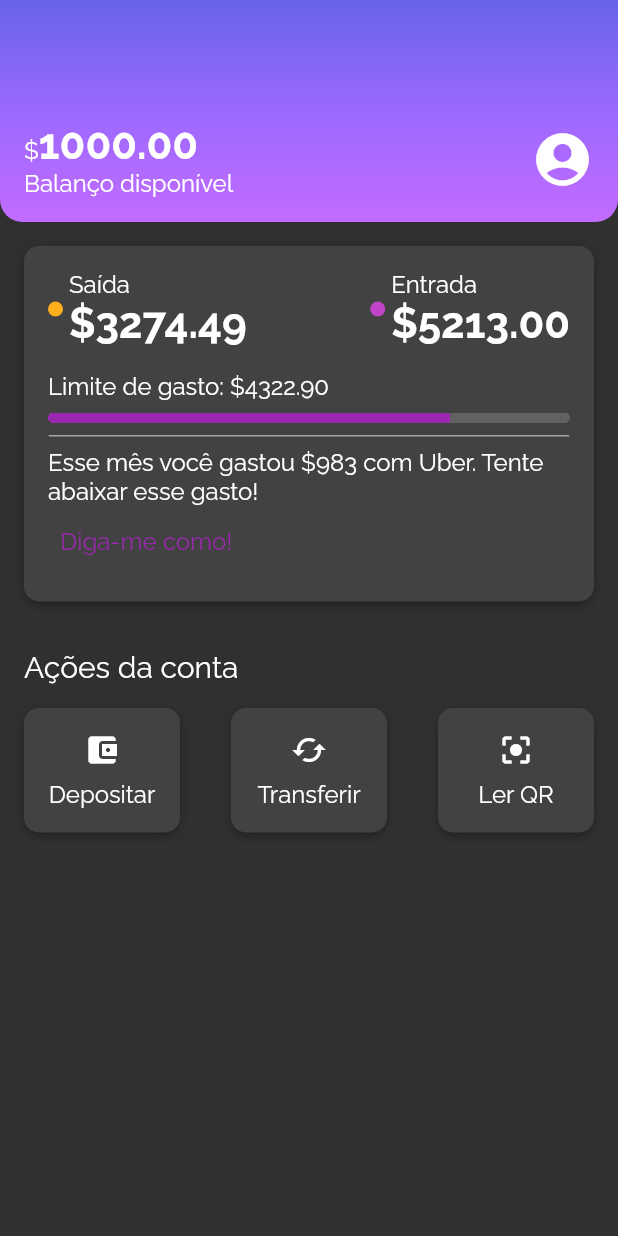
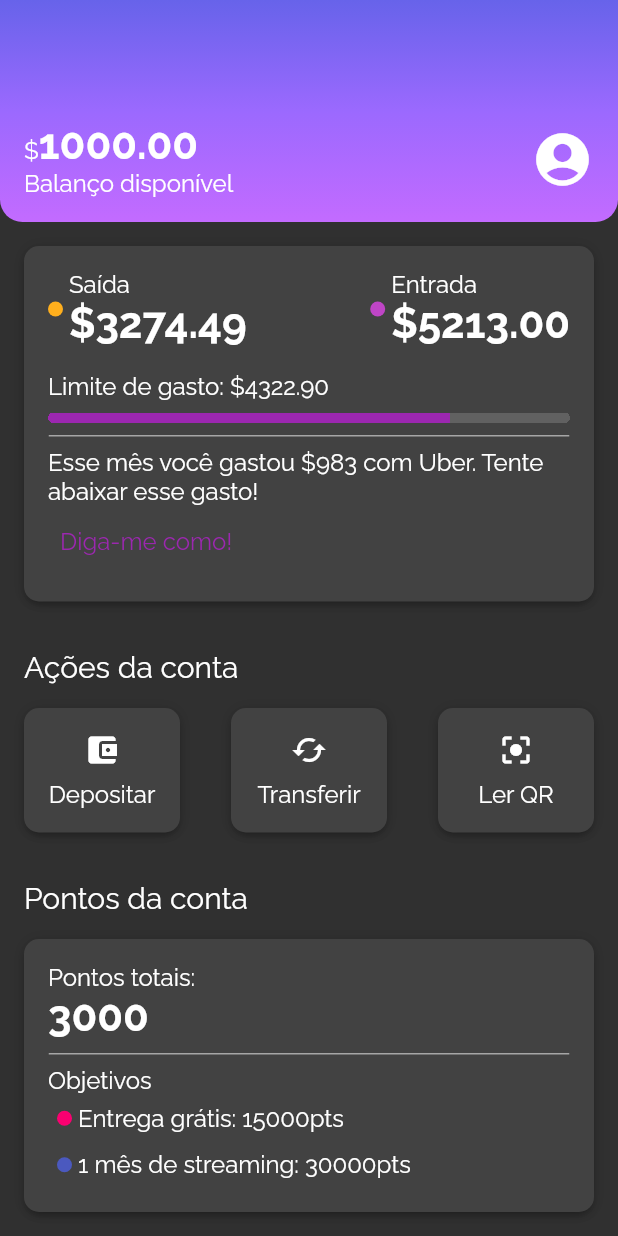
Before and after one commit to VictorGRamos/Bank_APP, a Flutter app: the screen it shows after launch, on a phone screen of 412 x 824 dp. Run offline on Flutter 3.47's test engine with Material 2 defaults, Android fonts, the phone set to English and light mode, and no system bars.

Commit message:
Design final

```diff
--- a/lib/components/sections/account_actions.dart
+++ b/lib/components/sections/account_actions.dart
@@ -1,7 +1,5 @@
 import 'package:alubank/components/box_card.dart';
 import 'package:flutter/material.dart';
-import 'package:flutter/src/widgets/framework.dart';
-import 'package:flutter/src/widgets/placeholder.dart';
 
 class AccountActions extends StatelessWidget {
   const AccountActions({super.key});
@@ -9,7 +7,7 @@ class AccountActions extends StatelessWidget {
   @override
   Widget build(BuildContext context) {
     return Padding(
-      padding: EdgeInsets.all(16),
+      padding: const EdgeInsets.all(16),
       child: Column(
         crossAxisAlignment: CrossAxisAlignment.start,
         children: [
@@ -62,11 +60,11 @@ class _AccountActionsContent extends StatelessWidget {
   final Icon icon;
   final String text;
   const _AccountActionsContent(
-      {super.key, required this.icon, required this.text});
+      {required this.icon, required this.text});
 
   @override
   Widget build(BuildContext context) {
-    return Container(
+    return SizedBox(
       width: 72,
       child: Column(
         children: [
--- /dev/null
+++ b/lib/components/sections/account_points.dart
@@ -0,0 +1,82 @@
+import 'package:alubank/components/box_card.dart';
+import 'package:alubank/components/color_dot.dart';
+import 'package:alubank/components/content_division.dart';
+import 'package:alubank/themes/theme_colors.dart';
+import 'package:flutter/material.dart';
+
+class AccountPoints extends StatelessWidget {
+  const AccountPoints({super.key});
+
+  @override
+  Widget build(BuildContext context) {
+    return Padding(
+      padding: const EdgeInsets.all(16.0),
+      child: Column(
+        crossAxisAlignment: CrossAxisAlignment.start,
+        children: [
+          Padding(
+            padding: const EdgeInsets.only(bottom: 16.0),
+            child: Text(
+              'Pontos da conta',
+              style: Theme.of(context).textTheme.titleMedium,
+            ),
+          ),
+          const BoxCard(
+            boxContent: _AccountPoints(),
+          ),
+        ],
+      ),
+    );
+  }
+}
+
+class _AccountPoints extends StatelessWidget {
+  const _AccountPoints();
+
+  @override
+  Widget build(BuildContext context) {
+    return Column(
+      crossAxisAlignment: CrossAxisAlignment.start,
+      children: [
+        const Text("Pontos totais:"),
+        Text(
+          "3000",
+          style: Theme.of(context).textTheme.bodyLarge,
+        ),
+        const Padding(
+          padding: EdgeInsets.only(top: 8, bottom: 8),
+          child: ContentDivision(),
+        ),
+        const Text("Objetivos"),
+        Padding(
+          padding: const EdgeInsets.all(6.0),
+          child: Row(
+            children: [
+              Padding(
+                padding: const EdgeInsets.only(right: 4.0),
+                child: ColorDot(
+                  color: ThemeColors.accountPoints['objective1'],
+                ),
+              ),
+              const Text("Entrega grátis: 15000pts"),
+            ],
+          ),
+        ),
+        Padding(
+          padding: const EdgeInsets.all(6.0),
+          child: Row(
+            children: [
+              Padding(
+                padding: const EdgeInsets.only(right: 4.0),
+                child: ColorDot(
+                  color: ThemeColors.accountPoints['objective2'],
+                ),
+              ),
+              const Text("1 mês de streaming: 30000pts"),
+            ],
+          ),
+        )
+      ],
+    );
+  }
+}
--- a/lib/components/sections/header.dart
+++ b/lib/components/sections/header.dart
@@ -1,6 +1,5 @@
 import 'package:alubank/themes/theme_colors.dart';
 import 'package:flutter/material.dart';
-import 'package:alubank/themes/my_theme.dart';
 
 class Header extends StatelessWidget {
   const Header({super.key});
--- a/lib/components/sections/recent_activity.dart
+++ b/lib/components/sections/recent_activity.dart
@@ -3,8 +3,6 @@ import 'package:alubank/components/color_dot.dart';
 import 'package:alubank/components/content_division.dart';
 import 'package:alubank/themes/theme_colors.dart';
 import 'package:flutter/material.dart';
-import 'package:flutter/src/widgets/framework.dart';
-import 'package:flutter/src/widgets/placeholder.dart';
 
 class RecentActivity extends StatelessWidget {
   const RecentActivity({super.key});
@@ -19,7 +17,7 @@ class RecentActivity extends StatelessWidget {
 }
 
 class _RecentActivityContent extends StatelessWidget {
-  const _RecentActivityContent({super.key});
+  const _RecentActivityContent();
 
   @override
   Widget build(BuildContext context) {
--- a/lib/main.dart
+++ b/lib/main.dart
@@ -13,9 +13,9 @@ class Alubank extends StatelessWidget {
   Widget build(BuildContext context) {
     return MaterialApp(
       title: "Alubank",
-      theme: MyTheme,
-      darkTheme: MyTheme,
-      home: Home(),
+      theme: myTheme,
+      darkTheme: myTheme,
+      home: const Home(),
     );
   }
 }
--- a/lib/screens/home.dart
+++ b/lib/screens/home.dart
@@ -1,10 +1,8 @@
-import 'package:alubank/components/box_card.dart';
-import 'package:alubank/components/color_dot.dart';
-import 'package:alubank/components/content_division.dart';
+
 import 'package:alubank/components/sections/account_actions.dart';
+import 'package:alubank/components/sections/account_points.dart';
 import 'package:alubank/components/sections/header.dart';
 import 'package:alubank/components/sections/recent_activity.dart';
-import 'package:alubank/themes/theme_colors.dart';
 import 'package:flutter/material.dart';
 
 class Home extends StatelessWidget {
@@ -13,11 +11,12 @@ class Home extends StatelessWidget {
   @override
   Widget build(BuildContext context) {
     return Scaffold(
-      body: Column(
-        children: const <Widget>[
+      body: ListView(
+        children: const [
           Header(),
           RecentActivity(),
           AccountActions(),
+          AccountPoints(),
         ],
       ),
     );
--- a/lib/themes/my_theme.dart
+++ b/lib/themes/my_theme.dart
@@ -1,7 +1,7 @@
 import 'package:alubank/themes/theme_colors.dart';
 import 'package:flutter/material.dart';
 
-ThemeData MyTheme = ThemeData(
+ThemeData myTheme = ThemeData(
   primarySwatch: ThemeColors.primaryColor,
   primaryColor: ThemeColors.primaryColor,
   brightness: Brightness.dark,
--- a/lib/themes/theme_colors.dart
+++ b/lib/themes/theme_colors.dart
@@ -13,6 +13,11 @@ class ThemeColors {
     'income': Color.fromRGBO(191, 69, 198, 1.0),
   };
 
+  static const accountPoints = {
+    'objective1': Color.fromRGBO(250, 0, 112, 1),
+    'objective2': Color.fromRGBO(75, 89, 191, 1),
+  };
+
   static const division = Color.fromRGBO(166, 166, 166, 1.0);
 
 }
```
